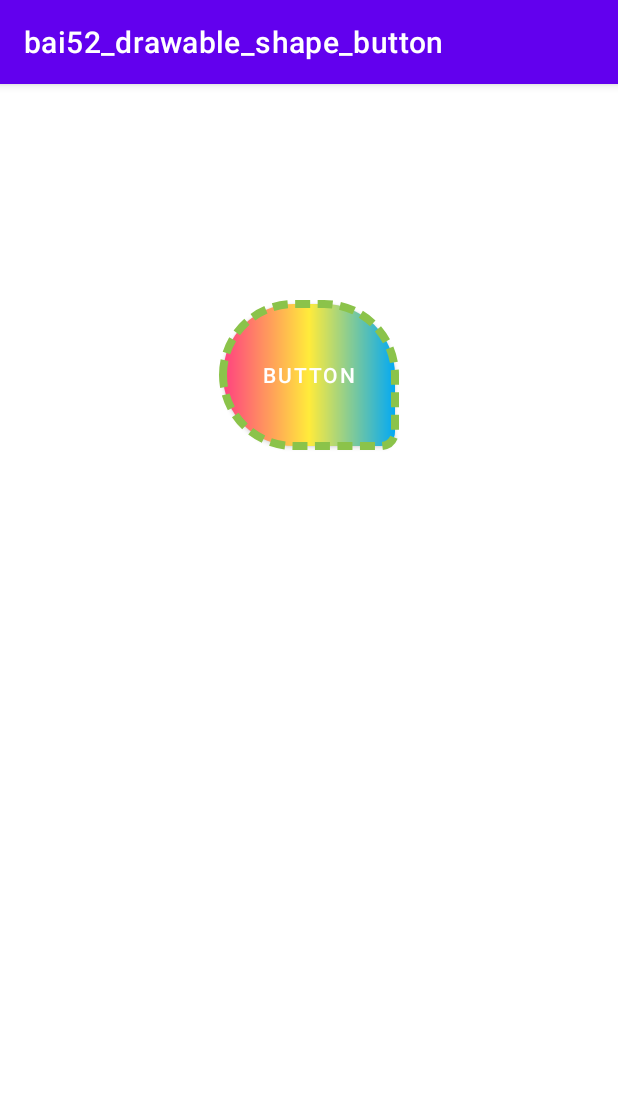
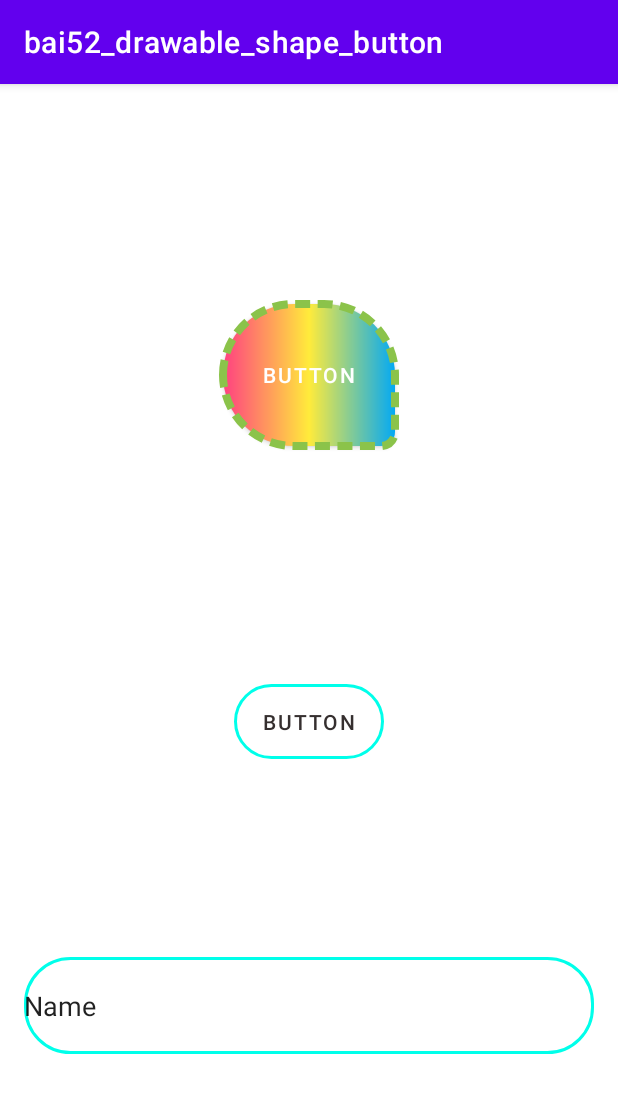
Before and after one commit to thong2802/Android, an Android app: the screen it shows after launch (MainActivity), on a phone screen of 412 x 824 dp. Shown: the top 1093 px of the screen. Run offline under Robolectric (Android 15) with nearby library versions, the phone set to English and light mode, and no system bars.

Commit message:
update bai52

```diff
--- /dev/null
+++ b/bai52_drawable_shape_botton/app/src/main/res/drawable/drawable_shape_custom_edittext.xml
@@ -0,0 +1,11 @@
+<?xml version="1.0" encoding="utf-8"?>
+<shape xmlns:android="http://schemas.android.com/apk/res/android" android:shape="rectangle">
+    <size android:height="50dp"
+        android:width="100dp"/>
+    <corners android:radius="30dp"/>
+    <stroke android:color="#00FFEA"
+            android:width="2dp"/>
+    <padding android:bottom="20dp"
+           android:top="20dp"/>
+
+</shape>
--- a/bai52_drawable_shape_botton/app/src/main/res/layout/theme.xml
+++ b/bai52_drawable_shape_botton/app/src/main/res/layout/theme.xml
@@ -5,6 +5,19 @@
     xmlns:tools="http://schemas.android.com/tools"
     android:layout_width="match_parent"
     android:layout_height="match_parent">
+
+    <Button
+        android:id="@+id/button2"
+        android:layout_width="wrap_content"
+        android:layout_height="wrap_content"
+        android:layout_marginTop="400dp"
+        android:background="@drawable/drawable_shape_custom_edittext"
+        android:text="Button"
+        android:textColor="#352F2F"
+        app:backgroundTint="@null"
+        app:layout_constraintEnd_toEndOf="parent"
+        app:layout_constraintStart_toStartOf="parent"
+        app:layout_constraintTop_toTopOf="parent" />
 
     <Button
         android:id="@+id/button"
@@ -17,4 +30,23 @@
         app:layout_constraintEnd_toEndOf="parent"
         app:layout_constraintStart_toStartOf="parent"
         app:layout_constraintTop_toTopOf="parent" />
+
+    <EditText
+        android:id="@+id/editTextTextPersonName"
+        android:layout_width="0dp"
+        android:layout_height="wrap_content"
+        android:layout_marginStart="16dp"
+        android:layout_marginLeft="16dp"
+        android:layout_marginTop="132dp"
+        android:layout_marginEnd="16dp"
+        android:layout_marginRight="16dp"
+        android:ems="10"
+        android:background="@drawable/drawable_shape_custom_edittext"
+        android:inputType="textPersonName"
+        android:text="Name"
+        app:layout_constraintEnd_toEndOf="parent"
+        app:layout_constraintHorizontal_bias="1.0"
+        app:layout_constraintStart_toStartOf="parent"
+        app:layout_constraintTop_toBottomOf="@+id/button2" />
+
 </androidx.constraintlayout.widget.ConstraintLayout>
```
